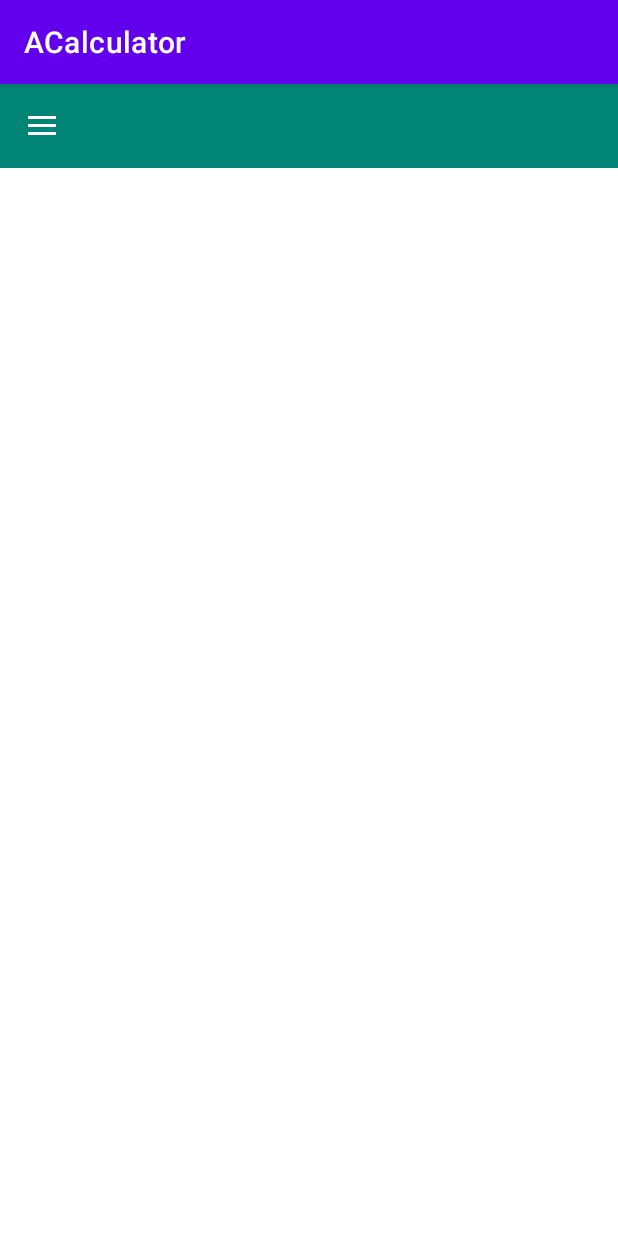
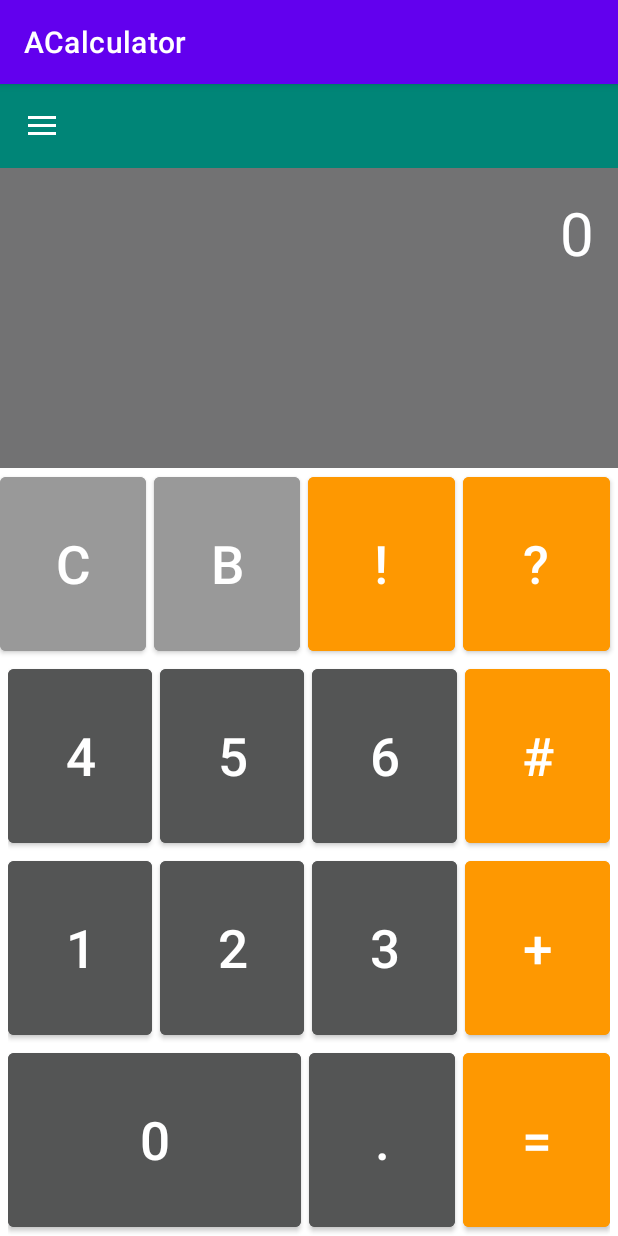
Before and after one commit to nuno-21902803/ACalculator-android, an Android app: the screen it shows after launch (MainActivity), on a phone screen of 412 x 824 dp. Run offline under Robolectric (Android 15) with nearby library versions, the phone set to English and light mode, and no system bars; 1 statement that could not run was skipped.

Commit message:
Aula 6 (Da TIMEOUT)

```diff
--- /dev/null
+++ b/app/src/main/java/com/example/acalculator/NavigationManager.kt
@@ -0,0 +1,29 @@
+package com.example.acalculator
+
+import androidx.fragment.app.Fragment
+import androidx.fragment.app.FragmentManager
+
+object NavigationManager {
+    private fun placeFragment(fm: FragmentManager, fragment: Fragment){
+        val transition = fm.beginTransaction()
+        transition.replace(R.id.frame, fragment)
+        transition.addToBackStack(null)
+        transition.commit()
+    }
+
+    fun goToCalculatorFragment(fm : FragmentManager){
+        placeFragment(fm , CalculatorFragment())
+    }
+
+    fun goToHistoryFragment(fm : FragmentManager){
+        placeFragment(fm , HistoryFragment())
+    }
+
+    fun goToOperationDetail(fm: FragmentManager, operationUi: OperationUI){
+        val transition = fm.beginTransaction()
+        transition.replace(R.id.frame, OperationDetailFragment.newInstance(operationUi))
+        transition.addToBackStack(null)
+        transition.commit()
+    }
+
+}
--- /dev/null
+++ b/app/src/main/res/drawable/ic_calculator.xml
@@ -0,0 +1,10 @@
+<vector xmlns:android="http://schemas.android.com/apk/res/android"
+    android:width="24dp"
+    android:height="24dp"
+    android:viewportWidth="24"
+    android:viewportHeight="24"
+    android:tint="?attr/colorControlNormal">
+  <path
+      android:fillColor="@android:color/white"
+      android:pathData="M19,3H5C3.9,3 3,3.9 3,5v14c0,1.1 0.9,2 2,2h14c1.1,0 2,-0.9 2,-2V5C21,3.9 20.1,3 19,3zM13.03,7.06L14.09,6l1.41,1.41L16.91,6l1.06,1.06l-1.41,1.41l1.41,1.41l-1.06,1.06L15.5,9.54l-1.41,1.41l-1.06,-1.06l1.41,-1.41L13.03,7.06zM6.25,7.72h5v1.5h-5V7.72zM11.5,16h-2v2H8v-2H6v-1.5h2v-2h1.5v2h2V16zM18,17.25h-5v-1.5h5V17.25zM18,14.75h-5v-1.5h5V14.75z"/>
+</vector>
--- /dev/null
+++ b/app/src/main/res/drawable/ic_history.xml
@@ -0,0 +1,10 @@
+<vector xmlns:android="http://schemas.android.com/apk/res/android"
+    android:width="24dp"
+    android:height="24dp"
+    android:viewportWidth="24"
+    android:viewportHeight="24"
+    android:tint="?attr/colorControlNormal">
+  <path
+      android:fillColor="@android:color/white"
+      android:pathData="M13,3c-4.97,0 -9,4.03 -9,9L1,12l3.89,3.89 0.07,0.14L9,12L6,12c0,-3.87 3.13,-7 7,-7s7,3.13 7,7 -3.13,7 -7,7c-1.93,0 -3.68,-0.79 -4.94,-2.06l-1.42,1.42C8.27,19.99 10.51,21 13,21c4.97,0 9,-4.03 9,-9s-4.03,-9 -9,-9zM12,8v5l4.28,2.54 0.72,-1.21 -3.5,-2.08L13.5,8L12,8z"/>
+</vector>
--- a/app/src/main/res/layout-land/activity_main.xml
+++ b/app/src/main/res/layout-land/activity_main.xml
@@ -1,10 +1,13 @@
 <?xml version="1.0" encoding="utf-8"?>
 
-<androidx.drawerlayout.widget.DrawerLayout xmlns:android="http://schemas.android.com/apk/res/android"
+<androidx.drawerlayout.widget.DrawerLayout
+    xmlns:android="http://schemas.android.com/apk/res/android"
     xmlns:app="http://schemas.android.com/apk/res-auto"
+    xmlns:tools="http://schemas.android.com/tools"
     android:id="@+id/drawer"
     android:layout_width="match_parent"
-    android:layout_height="match_parent">
+    android:layout_height="match_parent"
+    tools:context=".MainActivity">
 
     <LinearLayout
         android:layout_width="match_parent"
@@ -29,7 +32,8 @@
         android:layout_width="wrap_content"
         android:layout_height="match_parent"
         android:layout_gravity="start"
-        app:menu="@menu/drawer_menu" />
+        app:menu="@menu/drawer_menu"
+        />
 
 
 </androidx.drawerlayout.widget.DrawerLayout>
--- a/app/src/main/res/layout/activity_main.xml
+++ b/app/src/main/res/layout/activity_main.xml
@@ -1,6 +1,7 @@
 <?xml version="1.0" encoding="utf-8"?>
 
-<androidx.drawerlayout.widget.DrawerLayout xmlns:android="http://schemas.android.com/apk/res/android"
+<androidx.drawerlayout.widget.DrawerLayout
+    xmlns:android="http://schemas.android.com/apk/res/android"
     xmlns:app="http://schemas.android.com/apk/res-auto"
     xmlns:tools="http://schemas.android.com/tools"
     android:id="@+id/drawer"
@@ -31,7 +32,8 @@
         android:layout_width="wrap_content"
         android:layout_height="match_parent"
         android:layout_gravity="start"
-        app:menu="@menu/drawer_menu" />
+        app:menu="@menu/drawer_menu"
+        />
 
 
 </androidx.drawerlayout.widget.DrawerLayout>
--- a/app/src/main/res/layout/fragment_calculator.xml
+++ b/app/src/main/res/layout/fragment_calculator.xml
@@ -4,7 +4,8 @@
     xmlns:tools="http://schemas.android.com/tools"
     android:layout_width="match_parent"
     android:layout_height="match_parent"
-    android:orientation="vertical">
+    android:orientation="vertical"
+    tools:context=".MainActivity">
 
     <TextView
         android:id="@+id/text_visor"
--- /dev/null
+++ b/app/src/main/res/menu/drawer_menu.xml
@@ -0,0 +1,13 @@
+<?xml version="1.0" encoding="utf-8"?>
+<menu xmlns:android="http://schemas.android.com/apk/res/android">
+    <group>
+        <item
+            android:id="@+id/nav_calculator"
+            android:icon="@drawable/ic_calculator"
+            android:title="@string/app_name" />
+        <item
+            android:id="@+id/nav_history"
+            android:icon="@drawable/ic_history"
+            android:title="@string/history" />
+    </group>
+</menu>
--- a/app/src/main/res/values/strings.xml
+++ b/app/src/main/res/values/strings.xml
@@ -3,5 +3,5 @@
     <string name="history">Histórico</string>
     <string name="drawer_open">Abertu</string>
     <string name="drawer_closed">Fechadu</string>
-
+    <string name="operationDetails">Detalhes</string>
 </resources>
```
Also changed, not shown: app/src/main/java/com/example/acalculator/HistoryAdapter.kt (added, +42 -0 lines), app/src/main/java/com/example/acalculator/HistoryFragment.kt (added, +47 -0 lines), app/src/main/java/com/example/acalculator/MainActivity.kt (+7 -4 lines), app/src/main/java/com/example/acalculator/OperationDetailFragment.kt (added, +66 -0 lines), app/src/main/java/com/example/acalculator/OperationUI.kt (added, +28 -0 lines), app/src/main/res/layout/fragment_history.xml (added, +14 -0 lines), app/src/main/res/layout/fragment_operation_detail.xml (added, +45 -0 lines), app/src/main/res/drawable/logo.png (added).
